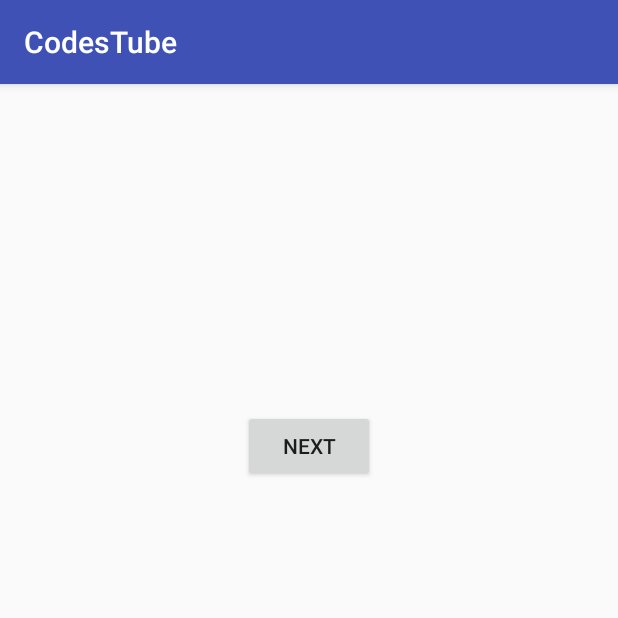
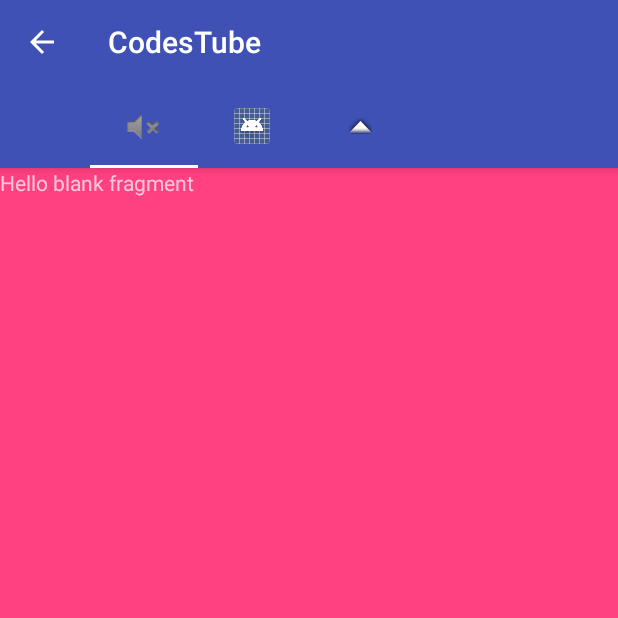
Before and after one commit to mcamocci/codesTube, an Android app: the screen it shows after launch (MainActivity before the commit, HomeActivity after it), on a phone screen of 412 x 824 dp, the top half of it. Run offline under Robolectric (Android 15) with nearby library versions, the phone set to English and light mode, and no system bars.

Commit message:
some were added

```diff
--- a/app/src/main/AndroidManifest.xml
+++ b/app/src/main/AndroidManifest.xml
@@ -11,14 +11,15 @@
         android:label="@string/app_name"
         android:supportsRtl="true"
         android:theme="@style/AppTheme">
-        <activity android:name=".MainActivity">
+        <activity android:name=".activities.HomeActivity"
+            android:theme="@style/NoActionBarTheme">
             <intent-filter>
                 <action android:name="android.intent.action.MAIN" />
-
                 <category android:name="android.intent.category.LAUNCHER" />
             </intent-filter>
         </activity>
         <activity android:name=".SecondActivity"></activity>
+        <activity android:name=".activities.MainActivity"/>
     </application>
 
 </manifest>
--- /dev/null
+++ b/app/src/main/java/com/haikarose/codestube/activities/HomeActivity.java
@@ -0,0 +1,67 @@
+package com.haikarose.codestube.activities;
+
+import android.os.Bundle;
+import android.support.annotation.Nullable;
+import android.support.design.widget.TabLayout;
+import android.support.v4.view.ViewPager;
+import android.support.v7.app.AppCompatActivity;
+import android.support.v7.widget.Toolbar;
+import android.view.MenuItem;
+import com.haikarose.codestube.R;
+import com.haikarose.codestube.adapters.FragmentAdapter;
+import com.haikarose.codestube.fragments.Home;
+import com.haikarose.codestube.pojos.FragmentAndTitle;
+
+import java.util.ArrayList;
+import java.util.List;
+
+/**
+ * Created by root on 12/17/16.
+ */
+
+public class HomeActivity extends AppCompatActivity {
+
+    private TabLayout tabLayout;
+    private ViewPager viewPager;
+    private FragmentAdapter fragmentAdapter;
+    private Toolbar toolbar;
+    private List<FragmentAndTitle> fragmentAndTitleCollection;
+
+
+    @Override
+    protected void onCreate(@Nullable Bundle savedInstanceState) {
+        super.onCreate(savedInstanceState);
+        setContentView(R.layout.activity_home);
+
+        viewPager=(ViewPager)findViewById(R.id.viewpager);
+        tabLayout=(TabLayout)findViewById(R.id.sliding_tabs);
+        toolbar=(Toolbar)findViewById(R.id.toolbar);
+        setSupportActionBar(toolbar);
+        getSupportActionBar().setDisplayHomeAsUpEnabled(true);
+
+        fragmentAndTitleCollection=new ArrayList<>();
+        fragmentAndTitleCollection.add(new FragmentAndTitle("One",new Home()));
+        fragmentAndTitleCollection.add(new FragmentAndTitle("two",new Home()));
+        fragmentAndTitleCollection.add(new FragmentAndTitle("Three",new Home()));
+
+        fragmentAdapter=new FragmentAdapter(getBaseContext(),getSupportFragmentManager(),fragmentAndTitleCollection);
+        viewPager.setAdapter(fragmentAdapter);
+        tabLayout.setupWithViewPager(viewPager);
+
+        tabLayout.getTabAt(0).setIcon(R.drawable.one);
+        tabLayout.getTabAt(1).setIcon(android.R.drawable.sym_def_app_icon);
+        tabLayout.getTabAt(2).setIcon(android.R.drawable.arrow_up_float);
+
+    }
+
+
+    @Override
+    public boolean onOptionsItemSelected(MenuItem item) {
+        int id=item.getItemId();
+        if(id==android.R.id.home){
+            finish();
+        }
+
+        return true;
+    }
+}
--- a/app/src/main/java/com/haikarose/codestube/MainActivity.java
+++ b/app/src/main/java/com/haikarose/codestube/activities/MainActivity.java
@@ -1,12 +1,15 @@
-package com.haikarose.codestube;
+package com.haikarose.codestube.activities;
 
 import android.content.Intent;
-import android.support.v7.app.AppCompatActivity;
+import android.support.v4.app.FragmentActivity;
 import android.os.Bundle;
 import android.view.View;
 import android.widget.Button;
 
-public class MainActivity extends AppCompatActivity {
+import com.haikarose.codestube.R;
+import com.haikarose.codestube.SecondActivity;
+
+public class MainActivity extends FragmentActivity {
 
     private Button button;
     @Override
--- /dev/null
+++ b/app/src/main/java/com/haikarose/codestube/adapters/FragmentAdapter.java
@@ -0,0 +1,39 @@
+package com.haikarose.codestube.adapters;
+
+import android.content.Context;
+import android.support.v4.app.Fragment;
+import android.support.v4.app.FragmentManager;
+import android.support.v4.app.FragmentStatePagerAdapter;
+import com.haikarose.codestube.pojos.FragmentAndTitle;
+
+import java.util.List;
+
+/**
+ * Created by root on 12/17/16.
+ */
+
+public class FragmentAdapter extends FragmentStatePagerAdapter {
+
+    List<FragmentAndTitle> fragmentAndTitleCollection;
+
+    public FragmentAdapter(Context context, FragmentManager manager,List<FragmentAndTitle> fragmentAndTitles){
+        super(manager);
+        this.fragmentAndTitleCollection=fragmentAndTitles;
+    }
+
+    @Override
+    public Fragment getItem(int position) {
+        return fragmentAndTitleCollection.get(position).getFragment();
+    }
+
+    @Override
+    public CharSequence getPageTitle(int position) {
+        return "";
+    }
+
+    @Override
+    public int getCount() {
+        return fragmentAndTitleCollection.size();
+    }
+
+}
--- /dev/null
+++ b/app/src/main/java/com/haikarose/codestube/fragments/Home.java
@@ -0,0 +1,33 @@
+package com.haikarose.codestube.fragments;
+
+import android.os.Bundle;
+import android.support.v4.app.Fragment;
+import android.view.LayoutInflater;
+import android.view.View;
+import android.view.ViewGroup;
+import android.widget.TextView;
+
+import com.haikarose.codestube.R;
+
+/**
+ * A simple {@link Fragment} subclass.
+ */
+public class Home extends Fragment {
+
+
+    public Home() {
+        // Required empty public constructor
+    }
+
+
+    @Override
+    public View onCreateView(LayoutInflater inflater, ViewGroup container,
+                             Bundle savedInstanceState) {
+        View view=inflater.inflate(R.layout.fragment_home, container, false);
+
+        TextView text=(TextView)view.findViewById(R.id.text);
+
+        return view;
+    }
+
+}
--- /dev/null
+++ b/app/src/main/java/com/haikarose/codestube/pojos/FragmentAndTitle.java
@@ -0,0 +1,41 @@
+package com.haikarose.codestube.pojos;
+
+import android.support.v4.app.Fragment;
+import android.widget.FrameLayout;
+
+/**
+ * Created by root on 12/17/16.
+ */
+
+public class FragmentAndTitle {
+
+    private String title;
+    private Fragment fragment;
+
+    public FragmentAndTitle(){
+
+    }
+
+    public FragmentAndTitle(String title,Fragment fragment){
+        this.title=title;
+        this.fragment=fragment;
+    }
+
+    public String getTitle() {
+        return title;
+    }
+
+    public void setTitle(String title) {
+        this.title = title;
+    }
+
+    public Fragment getFragment() {
+        return fragment;
+    }
+
+    public void setFragment(Fragment fragment) {
+        this.fragment = fragment;
+    }
+
+
+}
--- /dev/null
+++ b/app/src/main/res/drawable/one.xml
@@ -0,0 +1,11 @@
+<?xml version="1.0" encoding="utf-8"?>
+<selector xmlns:android="http://schemas.android.com/apk/res/android">
+    <item
+        android:state_selected="true"
+        android:drawable="@android:drawable/ic_lock_silent_mode"
+        />
+    <item
+        android:state_selected="false"
+        android:drawable= "@android:drawable/ic_lock_silent_mode_off"
+        />
+</selector>
--- /dev/null
+++ b/app/src/main/res/layout/activity_home.xml
@@ -0,0 +1,50 @@
+<?xml version="1.0" encoding="utf-8"?>
+<android.support.design.widget.CoordinatorLayout
+    xmlns:android="http://schemas.android.com/apk/res/android"
+    xmlns:app="http://schemas.android.com/apk/res-auto"
+    android:id="@+id/main_content"
+    android:layout_width="match_parent"
+    android:layout_height="match_parent"
+    android:theme="@style/AppTheme">
+
+    <android.support.design.widget.AppBarLayout
+        android:id="@+id/appbar"
+        android:layout_width="match_parent"
+        android:layout_height="wrap_content"
+        android:theme="@style/ThemeOverlay.AppCompat.Dark.ActionBar">
+
+        <android.support.v7.widget.Toolbar
+            android:id="@+id/toolbar"
+            android:layout_width="match_parent"
+            android:layout_height="?attr/actionBarSize"
+            app:layout_scrollFlags="scroll|enterAlways"
+            android:background="@color/colorPrimary"
+            android:minHeight="?attr/actionBarSize"
+            app:popupTheme="@style/ThemeOverlay.AppCompat.Light"/>
+
+        <android.support.design.widget.TabLayout
+            android:layout_width="match_parent"
+            android:layout_height="?attr/actionBarSize"
+            android:layout_gravity="bottom"
+            app:tabContentStart="72dp"
+            app:tabGravity="fill"
+            app:tabMode="scrollable"
+            android:background="@color/colorPrimary"
+            android:id="@+id/sliding_tabs"
+            app:tabTextColor="#DCDBDB"
+            app:tabIndicatorColor="@android:color/transparent"
+            app:tabIndicatorHeight="2dp"
+            app:tabTextAppearance="@style/TabText"
+            app:tabSelectedTextColor="@android:color/white"
+            />
+
+    </android.support.design.widget.AppBarLayout>
+
+    <android.support.v4.view.ViewPager
+        android:id="@+id/viewpager"
+        android:layout_width="match_parent"
+        android:layout_height="match_parent"
+        android:background="@color/colorAccent"
+        app:layout_behavior="@string/appbar_scrolling_view_behavior" />
+
+</android.support.design.widget.CoordinatorLayout>
--- a/app/src/main/res/layout/activity_main.xml
+++ b/app/src/main/res/layout/activity_main.xml
@@ -8,7 +8,7 @@
     android:paddingLeft="@dimen/activity_horizontal_margin"
     android:paddingRight="@dimen/activity_horizontal_margin"
     android:paddingTop="@dimen/activity_vertical_margin"
-    tools:context="com.haikarose.codestube.MainActivity">
+    tools:context="com.haikarose.codestube.activities.MainActivity">
 
     <Button
         android:layout_width="wrap_content"
--- /dev/null
+++ b/app/src/main/res/layout/fragment_home.xml
@@ -0,0 +1,14 @@
+<FrameLayout xmlns:android="http://schemas.android.com/apk/res/android"
+    xmlns:tools="http://schemas.android.com/tools"
+    android:layout_width="match_parent"
+    android:layout_height="match_parent"
+    tools:context="com.haikarose.codestube.fragments.Home">
+
+    <!-- TODO: Update blank fragment layout -->
+    <TextView
+        android:layout_width="match_parent"
+        android:id="@+id/text"
+        android:layout_height="match_parent"
+        android:text="@string/hello_blank_fragment" />
+
+</FrameLayout>
--- a/app/src/main/res/values/colors.xml
+++ b/app/src/main/res/values/colors.xml
@@ -3,4 +3,5 @@
     <color name="colorPrimary">#3F51B5</color>
     <color name="colorPrimaryDark">#303F9F</color>
     <color name="colorAccent">#FF4081</color>
+    <color name="blue">#0000ff</color>
 </resources>
--- a/app/src/main/res/values/strings.xml
+++ b/app/src/main/res/values/strings.xml
@@ -1,3 +1,6 @@
 <resources>
     <string name="app_name">CodesTube</string>
+
+    <!-- TODO: Remove or change this placeholder text -->
+    <string name="hello_blank_fragment">Hello blank fragment</string>
 </resources>
--- a/app/src/main/res/values/styles.xml
+++ b/app/src/main/res/values/styles.xml
@@ -6,6 +6,16 @@
         <item name="colorPrimary">@color/colorPrimary</item>
         <item name="colorPrimaryDark">@color/colorPrimaryDark</item>
         <item name="colorAccent">@color/colorAccent</item>
+        <item name="android:textColorSecondary">@android:color/white</item>
+    </style>
+
+    <style name="NoActionBarTheme" parent="Theme.AppCompat.NoActionBar">
+        <item name="android:textColorSecondary">@android:color/white</item>
+    </style>
+
+    <style name="TabText">
+        <item name="android:textStyle">bold</item>
+        <item name="android:textSize">16sp</item>
     </style>
 
 </resources>
```
Also changed, not shown: app/build.gradle (+11 -3 lines), app/src/main/java/com/haikarose/codestube/fragments/SecondFragment.java (added, +30 -0 lines), app/src/main/res/drawable/active.xml (added, +9 -0 lines), app/src/main/res/layout/fragment_second.xml (added, +13 -0 lines).
